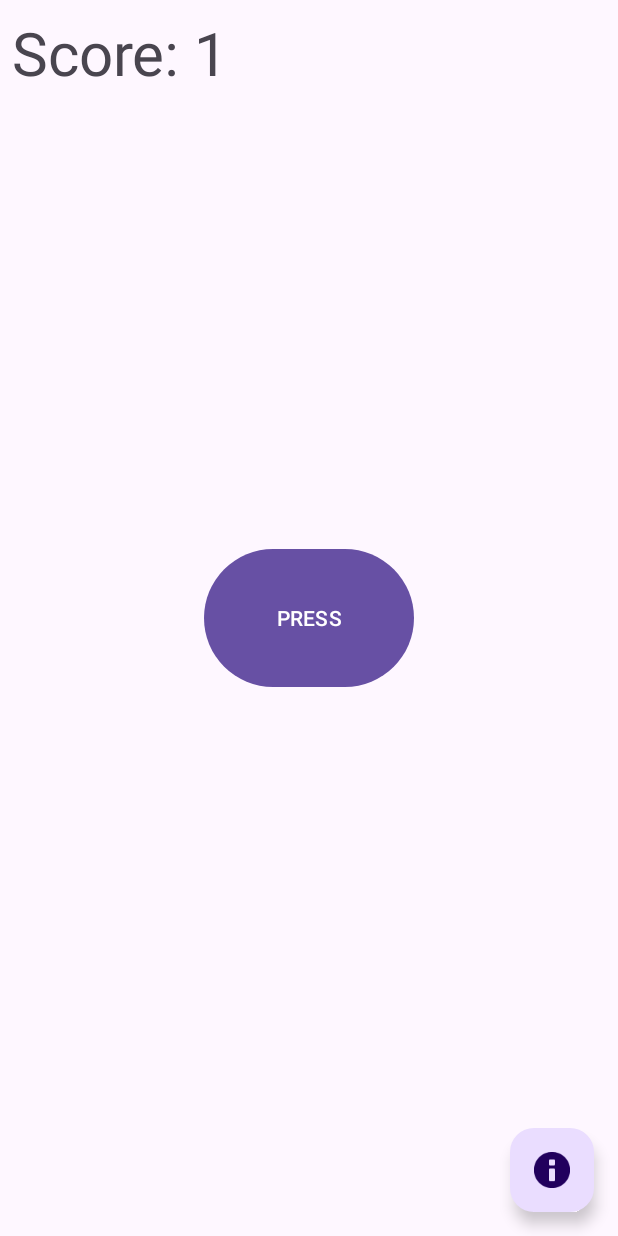
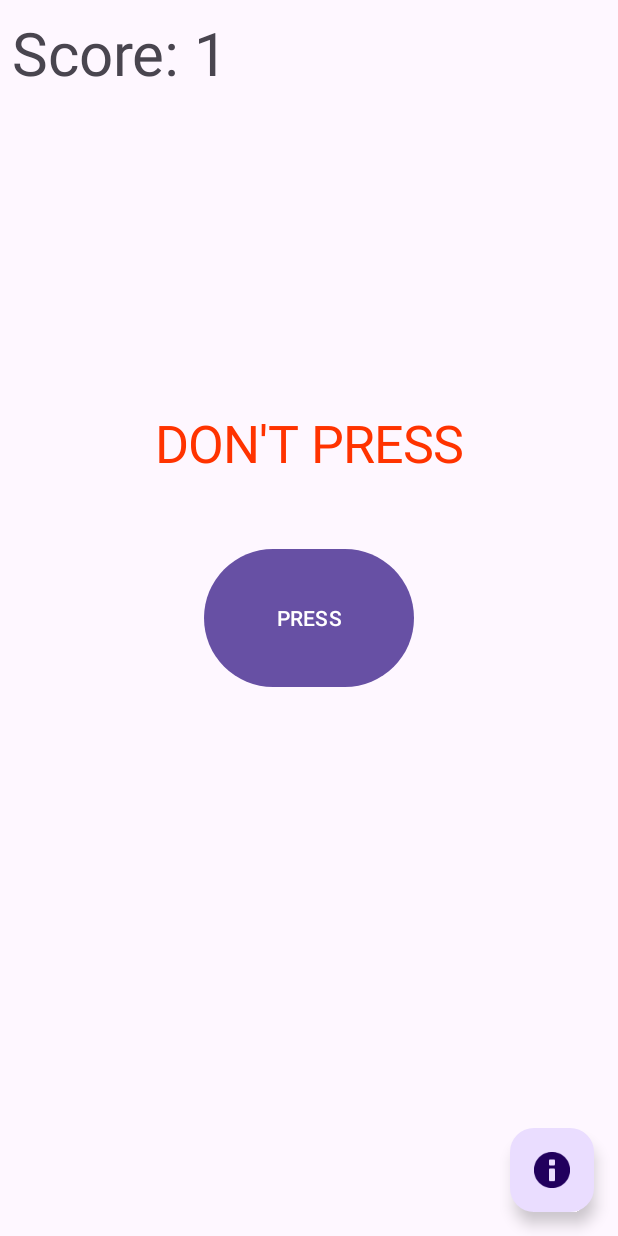
Before and after one commit to unbuttoned-app/unbuttoned, an Android app built with Jetpack Compose: the screen it shows after launch (MainActivity), after a tap on "PRESS", on a phone screen of 412 x 824 dp. Run offline under Robolectric (Android 15) with nearby library versions, the phone set to English and light mode, and no system bars.

Commit message:
Improved user experience and UI Layout

```diff
--- a/app/src/main/java/com/example/unbuttoned/MainActivity.java
+++ b/app/src/main/java/com/example/unbuttoned/MainActivity.java
@@ -2,12 +2,12 @@ package com.example.unbuttoned;
 
 import android.content.Intent;
 import android.os.Bundle;
+import android.util.Log;
 import android.view.KeyEvent;
 import android.widget.Button;
 import android.widget.TextView;
+import android.widget.Toast;
 
-import androidx.activity.result.ActivityResult;
-import androidx.activity.result.ActivityResultCallback;
 import androidx.activity.result.ActivityResultLauncher;
 import androidx.activity.result.contract.ActivityResultContracts;
 import androidx.appcompat.app.AppCompatActivity;
@@ -28,8 +28,6 @@ import com.google.android.material.floatingactionbutton.FloatingActionButton;
 
 import java.util.Arrays;
 import java.util.List;
-import android.util.Log;
-import android.widget.Toast;
 
 
 public class MainActivity extends AppCompatActivity {
@@ -49,26 +47,33 @@ public class MainActivity extends AppCompatActivity {
 
         persistence = new UnbuttonedPersistence(getApplicationContext());
 
-
+        final TextView text = findViewById(R.id.showText);
         final Button press = findViewById(R.id.main_btn);
         scoreTV = findViewById(R.id.score_tv);
         scoreLabel = getResources().getString(R.string.score_txt);
+
+        text.setTextColor(0xFFFF3300);
 
         volume = new VolumeObserver();
 
         // Representation of the levels
         levels = Arrays.asList(
-                new Level("Basic click", new BasicClick("BasicClick", press), 1),
-                new Level("Long press", new LongPress("LongPress", press), 5),
-                new Level("Text align", new TextAlignment("Alignment", press), 2),
-                new Level("Resorting", new TextResort("Resorting", press), 2),
-                new Level("Empty text", new EmptyText("Empty", press), 2),
-                new Level("Jump button", new JumpingButton("Jump", press), 3),
-                new Level("Fly away", new FlyAway("FlyAway", press, getOnBackPressedDispatcher()), 10),
-                new Level("Volume key", new VolumeKeyPresser("VolumeKey", press, volume), 20),
-                new Level("Invisible", new InvisiblePresser("Invisible", press), 7),
-                new Level("Drag button", new DraggablePresser("Drag", press), 10),
-                new Level("Popup", new PopupPresser("Popup", press, getApplicationContext()), 20)
+
+                new Level("Basic click", new BasicClick("BasicClick", press, text), 1),
+                new Level("Basic click", new BasicClick("BasicClick", press, text), 1),
+                new Level("Basic click", new BasicClick("BasicClick", press, text), 1),
+                new Level("Long press", new LongPress("LongPress", press, text), 5),
+                new Level("Text align", new TextAlignment("Alignment", press, text), 2),
+                new Level("Invisible", new InvisiblePresser("Invisible", press, text), 7),
+                new Level("Resorting", new TextResort("Resorting", press, text), 2),
+                new Level("Empty text", new EmptyText("Empty", press, text), 2),
+                new Level("Jump button", new JumpingButton("Jump", press, text), 3),
+                new Level("Fly away", new FlyAway("FlyAway", press, text, getOnBackPressedDispatcher()), 10),
+                new Level("Volume key", new VolumeKeyPresser("VolumeKey", press, text, volume), 20),
+                new Level("Invisible", new InvisiblePresser("Invisible", press, text), 7),
+                new Level("Drag button", new DraggablePresser("Drag", press, text), 10),
+                new Level("Popup", new PopupPresser("Popup", press, text, getApplicationContext()), 20),
+                new Level("Invisible", new InvisiblePresser("Invisible", press, text), 7)
         );
 
         setScore(0);
@@ -76,16 +81,13 @@ public class MainActivity extends AppCompatActivity {
         final FloatingActionButton infoButton = findViewById(R.id.info_btn);
 
 
-        startInfo = registerForActivityResult(new ActivityResultContracts.StartActivityForResult(), new ActivityResultCallback<ActivityResult>() {
-            @Override
-            public void onActivityResult(ActivityResult o) {
+        startInfo = registerForActivityResult(new ActivityResultContracts.StartActivityForResult(), o -> {
             if (o != null && o.getResultCode() == RESULT_OK) {
                 if (o.getData() != null && o.getData().getExtras() != null) {
                     final boolean reset = o.getData().getExtras().getBoolean(AppInfoActivity.RESET_HSCORE);
                     if (reset) {
                         Log.d("Main", "Resetting");
                         persistence.setHighScore(0);
-                        }
                     }
                 }
             }
@@ -118,6 +120,10 @@ public class MainActivity extends AppCompatActivity {
             Toast
                     .makeText(this, "Congratulations, well done", Toast.LENGTH_LONG)
                     .show();
+            findViewById(R.id.main_btn).setEnabled(false);
+            TextView textView = findViewById(R.id.showText);
+            textView.setText(R.string.i_am_done);
+            textView.setTextColor(0xFF00FF00);
             persistence.updateHighScore(this.score);
             return;
         }
--- a/app/src/main/java/com/example/unbuttoned/Sketches/BasicClick.java
+++ b/app/src/main/java/com/example/unbuttoned/Sketches/BasicClick.java
@@ -1,8 +1,12 @@
 package com.example.unbuttoned.Sketches;
 
 import android.util.Log;
+import android.util.TypedValue;
 import android.view.View;
 import android.widget.Button;
+import android.widget.TextView;
+
+import com.example.unbuttoned.R;
 
 /**
  * @author julian
@@ -10,18 +14,25 @@ import android.widget.Button;
  */
 public class BasicClick extends ButtonSketch {
 
-    public BasicClick(String name, Button button) {
-        super(name, button);
+    public BasicClick(String name, Button button, TextView textView) {
+        super(name, button, textView);
     }
 
     @Override
     public void startSketch() {
         super.startSketch();
+        textView.setText(R.string.don_t_press);
     }
 
     @Override
     public void onClick(View v) {
-        Log.d("BasicClick","clicked, completed challenge");
+        float newTextSize = (float) (textView.getTextSize()*1.15);
+        if(newTextSize > 200){
+            textView.setTextSize(TypedValue.COMPLEX_UNIT_SP, defaultTextSize);
+        } else {
+            textView.setTextSize(newTextSize);
+        }
+        Log.d("BasicClick","clicked, completed challenge, Text increased to: " + newTextSize);
         endSketch(true);
     }
 }
--- a/app/src/main/java/com/example/unbuttoned/Sketches/ButtonSketch.java
+++ b/app/src/main/java/com/example/unbuttoned/Sketches/ButtonSketch.java
@@ -3,6 +3,7 @@ package com.example.unbuttoned.Sketches;
 import android.util.Log;
 import android.view.View;
 import android.widget.Button;
+import android.widget.TextView;
 
 /**
  * @author julian
@@ -13,17 +14,23 @@ import android.widget.Button;
 abstract public class ButtonSketch implements View.OnClickListener {
     final protected String name;
     final protected Button button;
+    final protected TextView textView;
     private boolean active = false;
     private IOnCompletion onCompletion;
 
-    public ButtonSketch(String name, Button button) {
+    static float defaultTextSize = 20;
+
+    public ButtonSketch(String name, Button button, TextView textView) {
         this.name = name;
         this.button = button;
+        this.textView = textView;
     }
 
     public void startSketch() {
         Log.d("ButtonSketch", "Register click callback");
         button.setOnClickListener(this);
+        //textView.setTextSize(TypedValue.COMPLEX_UNIT_SP, defaultTextSize);
+        textView.setText("");
         active = true;
     }
     protected void endSketch(boolean successful) {
--- a/app/src/main/java/com/example/unbuttoned/Sketches/DraggablePresser.java
+++ b/app/src/main/java/com/example/unbuttoned/Sketches/DraggablePresser.java
@@ -5,14 +5,15 @@ import android.content.ClipData;
 import android.view.MotionEvent;
 import android.view.View;
 import android.widget.Button;
+import android.widget.TextView;
 
 /**
  * @author julian
  * Allows dragging the button
  */
 public class DraggablePresser extends ButtonSketch{
-    public DraggablePresser(String name, Button button) {
-        super(name, button);
+    public DraggablePresser(String name, Button button, TextView textView) {
+        super(name, button, textView);
     }
 
     @SuppressLint("ClickableViewAccessibility")
--- a/app/src/main/java/com/example/unbuttoned/Sketches/EmptyText.java
+++ b/app/src/main/java/com/example/unbuttoned/Sketches/EmptyText.java
@@ -2,6 +2,7 @@ package com.example.unbuttoned.Sketches;
 
 import android.view.View;
 import android.widget.Button;
+import android.widget.TextView;
 
 /**
  * @author julian
@@ -11,10 +12,9 @@ public class EmptyText extends ButtonSketch {
 
     String originalText = "";
     int count;
-    public EmptyText(String name, Button button) {
-        super(name, button);
+    public EmptyText(String name, Button button, TextView textView) {
+        super(name, button, textView);
     }
-
     @Override
     public void startSketch() {
         super.startSketch();
--- a/app/src/main/java/com/example/unbuttoned/Sketches/FlyAway.java
+++ b/app/src/main/java/com/example/unbuttoned/Sketches/FlyAway.java
@@ -2,6 +2,7 @@ package com.example.unbuttoned.Sketches;
 
 import android.view.View;
 import android.widget.Button;
+import android.widget.TextView;
 
 
 import androidx.activity.OnBackPressedCallback;
@@ -11,8 +12,8 @@ public class FlyAway extends ButtonSketch {
 
 
     final private OnBackPressedCallback backPress;
-    public FlyAway(String name, Button button, OnBackPressedDispatcher backButtonDispatcher) {
-        super(name, button);
+    public FlyAway(String name, Button button, TextView textView, OnBackPressedDispatcher backButtonDispatcher) {
+        super(name, button, textView);
 
 
         backPress = new OnBackPressedCallback(true) {
@@ -36,6 +37,7 @@ public class FlyAway extends ButtonSketch {
     @Override
     public void onClick(View v) {
         flyButtonAway();
+        textView.setText("Try and catch me if you can!\n You can't get me BACK!");
     }
 
     private void flyButtonAway() {
--- a/app/src/main/java/com/example/unbuttoned/Sketches/InvisiblePresser.java
+++ b/app/src/main/java/com/example/unbuttoned/Sketches/InvisiblePresser.java
@@ -1,7 +1,13 @@
 package com.example.unbuttoned.Sketches;
 
+import android.content.res.Resources;
 import android.view.View;
 import android.widget.Button;
+import android.widget.TextView;
+
+import com.example.unbuttoned.R;
+
+import java.util.Random;
 
 /**
  * @author julian
@@ -10,17 +16,27 @@ import android.widget.Button;
 public class InvisiblePresser extends ButtonSketch {
 
     private int count;
-    public InvisiblePresser(String name, Button button) {
-        super(name, button);
+    public InvisiblePresser(String name, Button button, TextView textView) {
+        super(name, button, textView);
+
     }
 
     @Override
     public void onClick(View v) {
         count++;
         if ((count %2) == 1) {
+            button.setEnabled(false);
             button.setAlpha(0);
+            int widthPixels = Resources.getSystem().getDisplayMetrics().widthPixels;
+            int heightPixels = Resources.getSystem().getDisplayMetrics().heightPixels;
+            button.animate().translationX(new Random().nextInt(widthPixels)- (float) widthPixels /2);
+            button.animate().translationY(new Random().nextInt(heightPixels) - (float) heightPixels /2);
+            textView.setText(R.string.find_me_if_you_can);
+            button.setEnabled(true);
         } else {
             button.setAlpha(1);
+            button.animate().translationX(0);
+            button.animate().translationY(0);
             endSketch(true);
         }
     }
--- a/app/src/main/java/com/example/unbuttoned/Sketches/LongPress.java
+++ b/app/src/main/java/com/example/unbuttoned/Sketches/LongPress.java
@@ -1,8 +1,12 @@
 package com.example.unbuttoned.Sketches;
 
 import android.util.Log;
+import android.util.TypedValue;
 import android.view.View;
 import android.widget.Button;
+import android.widget.TextView;
+
+import com.example.unbuttoned.R;
 
 /**
  * @author julian
@@ -10,13 +14,14 @@ import android.widget.Button;
  * fails on short press
  */
 public class LongPress extends ButtonSketch {
-    public LongPress(String name, Button button) {
-        super(name, button);
+    public LongPress(String name, Button button, TextView textView) {
+        super(name, button, textView);
     }
-
     @Override
     public void startSketch() {
         super.startSketch();
+        textView.setTextSize(TypedValue.COMPLEX_UNIT_SP, defaultTextSize);
+        textView.setText(R.string.i_bet_you_cant_hold_on_for_long_enough);
         button.setOnLongClickListener(v -> {
             Log.d("LongPress", "You did a longpress, great");
             endSketch(true);
--- a/app/src/main/java/com/example/unbuttoned/Sketches/PopupPresser.java
+++ b/app/src/main/java/com/example/unbuttoned/Sketches/PopupPresser.java
@@ -1,10 +1,10 @@
 package com.example.unbuttoned.Sketches;
 
 import android.content.Context;
-import android.view.MenuItem;
 import android.view.View;
 import android.widget.Button;
 import android.widget.PopupMenu;
+import android.widget.TextView;
 
 import com.example.unbuttoned.R;
 
@@ -16,14 +16,16 @@ public class PopupPresser extends ButtonSketch {
     private final Context ctx;
     private PopupMenu popupMenu;
 
-    public PopupPresser(String name, Button button, Context ctx) {
-        super(name, button);
+    public PopupPresser(String name, Button button, TextView textView, Context ctx) {
+        super(name, button, textView);
         this.ctx = ctx;
     }
+
 
     @Override
     public void startSketch() {
         super.startSketch();
+        textView.setText(R.string.choose_wisely);
         popupMenu = new PopupMenu(ctx, button);
         popupMenu.getMenuInflater().inflate(R.menu.button_popup_menu, popupMenu.getMenu());
         popupMenu.setOnMenuItemClickListener(item -> {
--- a/app/src/main/java/com/example/unbuttoned/Sketches/TextAlignment.java
+++ b/app/src/main/java/com/example/unbuttoned/Sketches/TextAlignment.java
@@ -3,6 +3,7 @@ package com.example.unbuttoned.Sketches;
 import android.util.Log;
 import android.view.View;
 import android.widget.Button;
+import android.widget.TextView;
 
 import java.util.ArrayList;
 import java.util.Arrays;
@@ -16,8 +17,8 @@ public class TextAlignment extends ButtonSketch{
 
     final List<Integer> alignments;
     int origAlignment;
-    public TextAlignment(String name, Button button) {
-        super(name, button);
+    public TextAlignment(String name, Button button, TextView textView) {
+        super(name, button, textView);
         alignments = new ArrayList<>(Arrays.asList(
                 View.TEXT_ALIGNMENT_TEXT_START,
                 View.TEXT_ALIGNMENT_TEXT_END
@@ -27,6 +28,7 @@ public class TextAlignment extends ButtonSketch{
     @Override
     public void startSketch() {
         super.startSketch();
+        textView.setText("");
         origAlignment = button.getTextAlignment();
     }
 
--- a/app/src/main/java/com/example/unbuttoned/Sketches/TextResort.java
+++ b/app/src/main/java/com/example/unbuttoned/Sketches/TextResort.java
@@ -1,8 +1,12 @@
 package com.example.unbuttoned.Sketches;
 
 import android.util.Log;
+import android.util.TypedValue;
 import android.view.View;
 import android.widget.Button;
+import android.widget.TextView;
+
+import com.example.unbuttoned.R;
 
 /**
  * @author julian
@@ -14,14 +18,22 @@ public class TextResort extends ButtonSketch {
     private String origText;
     private String resorted = "";
 
-    public TextResort(String name, Button button) {
-        super(name, button);
+    public TextResort(String name, Button button, TextView textView) {
+        super(name, button, textView);
     }
 
     @Override
     public void startSketch() {
         super.startSketch();
         origText = button.getText().toString();
+        textView.setText(R.string.if_there_is_no_press_you_wouldn_t_press_it_right);
+    }
+
+    @Override
+    public void endSketch(boolean successful){
+        super.endSketch(successful);
+        textView.setText("WHYYYY\nIt hurts");
+        textView.setTextSize(TypedValue.COMPLEX_UNIT_SP, defaultTextSize*2);
     }
 
     @Override
--- a/app/src/main/java/com/example/unbuttoned/Sketches/VolumeKeyPresser.java
+++ b/app/src/main/java/com/example/unbuttoned/Sketches/VolumeKeyPresser.java
@@ -1,10 +1,13 @@
 package com.example.unbuttoned.Sketches;
 
+import android.util.TypedValue;
 import android.view.KeyEvent;
 import android.view.View;
 import android.widget.Button;
+import android.widget.TextView;
 
 import com.example.unbuttoned.IOnVolumeEvent;
+import com.example.unbuttoned.R;
 import com.example.unbuttoned.VolumeObserver;
 
 /**
@@ -15,8 +18,8 @@ public class VolumeKeyPresser extends ButtonSketch {
 
     final private VolumeObserver volumeObserver;
     private IOnVolumeEvent volumeEvent;
-    public VolumeKeyPresser(String name, Button button, VolumeObserver volumeObserver) {
-        super(name, button);
+    public VolumeKeyPresser(String name, Button button, TextView textView, VolumeObserver volumeObserver) {
+        super(name, button, textView);
 
         this.volumeObserver = volumeObserver;
 
@@ -25,11 +28,13 @@ public class VolumeKeyPresser extends ButtonSketch {
     @Override
     public void onClick(View v) {
         button.setEnabled(false); // gray
+        textView.setText(R.string.your_music_down_here_is_way_too_loud);
     }
 
     @Override
     public void startSketch() {
         super.startSketch();
+        textView.setTextSize(TypedValue.COMPLEX_UNIT_SP, defaultTextSize);
         this.volumeEvent = (KeyEvent ev) -> {
             final int code = ev.getKeyCode();
             if (code == KeyEvent.KEYCODE_VOLUME_DOWN) {
--- a/app/src/main/res/layout/activity_main.xml
+++ b/app/src/main/res/layout/activity_main.xml
@@ -31,6 +31,20 @@
         app:layout_constraintTop_toTopOf="parent"
         app:layout_constraintVertical_bias="0.01" />
 
+    <TextView
+        android:id="@+id/showText"
+        android:layout_width="wrap_content"
+        android:layout_height="wrap_content"
+        app:layout_constraintBottom_toBottomOf="parent"
+        app:layout_constraintEnd_toEndOf="parent"
+        app:layout_constraintStart_toStartOf="parent"
+        app:layout_constraintTop_toTopOf="parent"
+        app:layout_constraintVertical_bias="0.35"
+        android:textAlignment="center"
+        android:textSize="20sp"
+        android:text="" />
+
+
     <androidx.coordinatorlayout.widget.CoordinatorLayout
         android:layout_width="match_parent"
         android:layout_height="match_parent"
@@ -47,5 +61,6 @@
             app:srcCompat="@android:drawable/ic_dialog_info"
             android:contentDescription="@string/info_button" />
 
+
     </androidx.coordinatorlayout.widget.CoordinatorLayout>
 </androidx.constraintlayout.widget.ConstraintLayout>
--- a/app/src/main/res/values/colors.xml
+++ b/app/src/main/res/values/colors.xml
@@ -2,4 +2,5 @@
 <resources>
     <color name="black">#FF000000</color>
     <color name="white">#FFFFFFFF</color>
+    <color name="red">#FF0000</color>
 </resources>
--- a/app/src/main/res/values/strings.xml
+++ b/app/src/main/res/values/strings.xml
@@ -10,4 +10,12 @@
     <string name="licenseDialog">OpenSource license info</string>
     <string name="highScoreInfo">See your high score below, you can reset it, if you like:</string>
     <string name="resetHighScoreText">Reset high score</string>
+    <string name="don_t_press">DON\'T PRESS</string>
+    <string name="find_me_if_you_can">Find me if you can!</string>
+    <string name="choose_wisely">Choose wisely</string>
+    <string name="i_bet_you_cant_hold_on_for_long_enough">I bet you can\'t hold on for long enough</string>
+    <string name="if_there_is_no_press_you_wouldn_t_press_it_right">If there is no \'Press\' you wouldn\'t press it, right?</string>
+    <string name="your_music_down_here_is_way_too_loud">Your music down here is way too loud!</string>
+    <string name="you_didn_t_expect_that">You didn\'t expect that</string>
+    <string name="i_am_done">I AM DONE!</string>
 </resources>
```
Also changed, not shown: app/src/main/java/com/example/unbuttoned/Sketches/JumpingButton.java (+19 -6 lines). Lines whose indentation alone changed are shown as unchanged.
